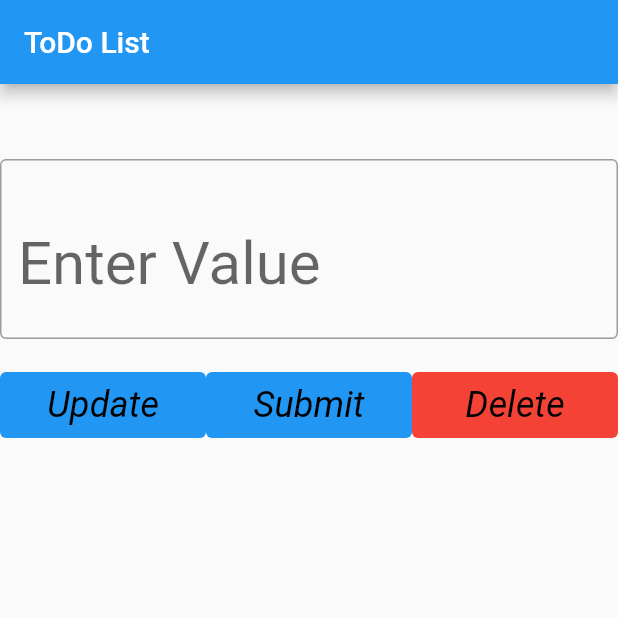
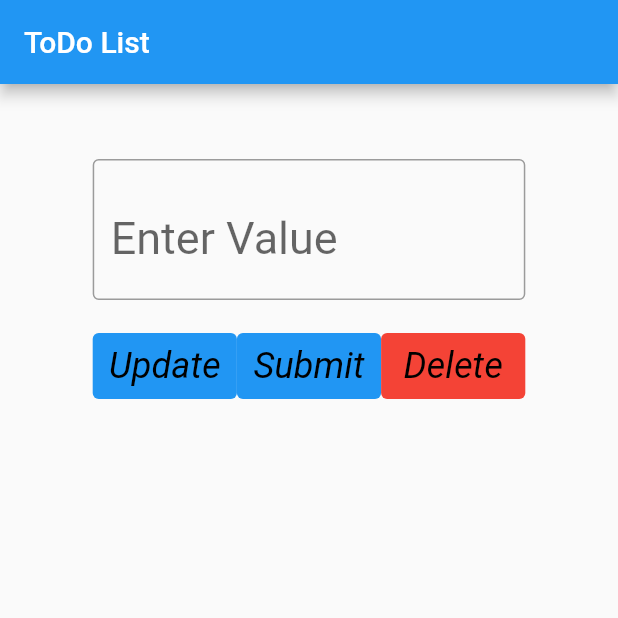
Before and after one commit to SyedaQindeel/Tasks-Of-flutter, a Flutter app: the screen it shows after launch, on a phone screen of 412 x 824 dp, the top half of it. Run offline on Flutter 3.47's test engine with Material 2 defaults, Android fonts, the phone set to English and light mode, and no system bars; our stand-ins replace flutter_rating_bar.

Commit message:
Assignment 8

```diff
--- a/Assignment 8/assignment8/lib/todo.dart
+++ b/Assignment 8/assignment8/lib/todo.dart
@@ -47,12 +47,12 @@ class _HomeState extends State<Home> {
             ),
             Center(
               child: Container(
-                width: 500,
+                width: MediaQuery.of(context).size.width * 0.7,
                 child: TextField(
                   decoration: const InputDecoration(
                       border: OutlineInputBorder(), hintText: "Enter Value"),
                   style: TextStyle(
-                      fontSize: 40.0, height: 2.0, color: Colors.black),
+                      fontSize: 30.0, height: 1.8, color: Colors.black),
                   controller: txt,
                   onChanged: (value) {
                     gettext = value;
@@ -65,7 +65,7 @@ class _HomeState extends State<Home> {
             ),
             Center(
               child: Container(
-                width: 500,
+                width: MediaQuery.of(context).size.width * 0.7,
                 child: Row(
                   children: [
                     Expanded(
@@ -120,11 +120,12 @@ class _HomeState extends State<Home> {
                 itemCount: lst.length,
                 itemBuilder: (context, index) {
                   return ListTile(
-                    leading: Icon(Icons.circle),
-                    trailing: Text("GoodLuck",
-                           style: TextStyle(
-                             color: Colors.green,fontSize: 15),),
-                    title: Text(lst[index]));
+                      leading: Icon(Icons.circle),
+                      trailing: Text(
+                        "GoodLuck",
+                        style: TextStyle(color: Colors.green, fontSize: 15),
+                      ),
+                      title: Text(lst[index]));
                 })
           ],
         ),
```
